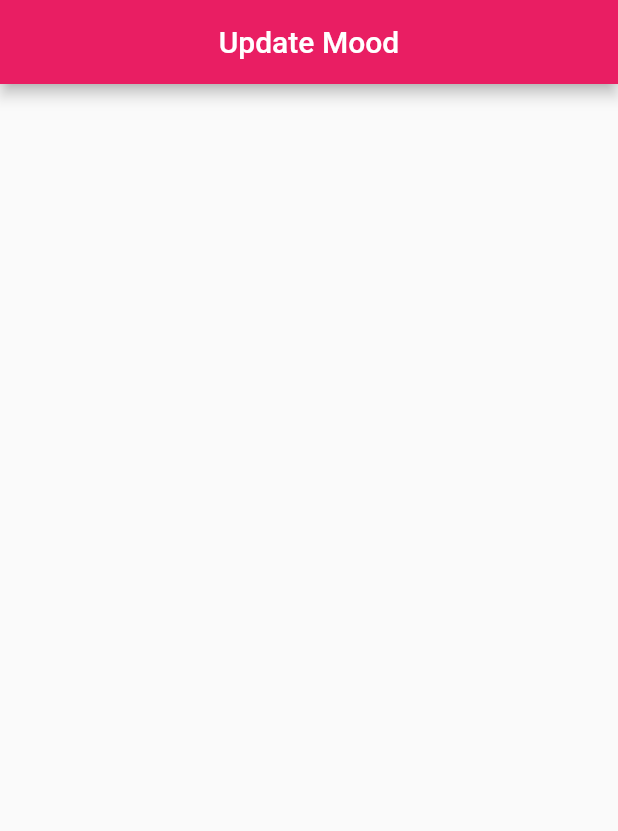
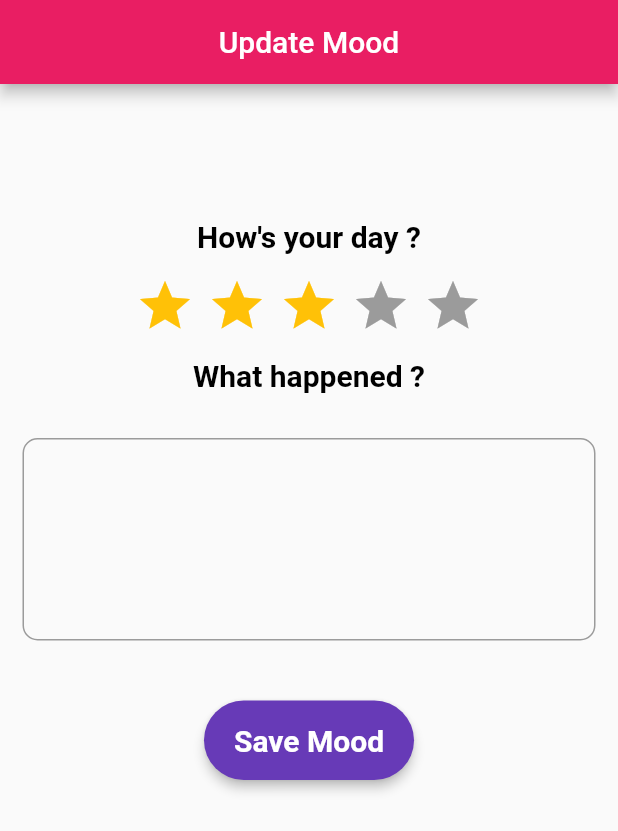
Before and after one commit to pamotinggi/moodtracker, a Flutter app: the UpdateMood screen opened directly, on a phone screen of 412 x 824 dp. Shown: the top 831 px of the screen. Run offline on Flutter 3.47's test engine with Material 2 defaults, Android fonts, the phone set to English and light mode, and no system bars; drawn by our look-alikes of flutter_rating_bar; our stand-ins replace cloud_firestore, easy_splash_screen, firebase_auth, firebase_core, fluttertoast; accounts and stored records are empty.

Commit message:
update updatemood.dart ui,,

```diff
--- a/lib/screen/splashscreen.dart
+++ b/lib/screen/splashscreen.dart
@@ -2,6 +2,7 @@ import 'dart:async';
 
 import 'package:easy_splash_screen/easy_splash_screen.dart';
 import 'package:flutter/material.dart';
+import 'package:moodtracker/screen/homescreen.dart';
 import 'package:moodtracker/screen/loginscreen.dart';
 
 class SplashScreen extends StatefulWidget {
--- a/lib/screen/updatemood.dart
+++ b/lib/screen/updatemood.dart
@@ -1,4 +1,5 @@
 import 'package:flutter/material.dart';
+import 'package:flutter_rating_bar/flutter_rating_bar.dart';
 
 class UpdateMood extends StatefulWidget {
   const UpdateMood({Key? key}) : super(key: key);
@@ -8,6 +9,10 @@ class UpdateMood extends StatefulWidget {
 }
 
 class _UpdateMoodState extends State<UpdateMood> {
+  final TextEditingController moodController = TextEditingController();
+  final TextEditingController feelingController = TextEditingController();
+  final TextEditingController causeController = TextEditingController();
+  final TextEditingController description = TextEditingController();
   @override
   Widget build(BuildContext context) {
     return Scaffold(
@@ -16,6 +21,85 @@ class _UpdateMoodState extends State<UpdateMood> {
         centerTitle: true,
         automaticallyImplyLeading: false,
       ),
+      body: Center(
+        child: Column(
+          children: [
+            SizedBox(
+              height: 90,
+            ),
+            Text(
+              "How's your day ?",
+              style: TextStyle(
+                  fontSize: 20,
+                  color: Colors.black,
+                  fontWeight: FontWeight.bold),
+            ),
+            SizedBox(
+              height: 15,
+            ),
+            RatingBar.builder(
+              initialRating: 3,
+              minRating: 1,
+              direction: Axis.horizontal,
+              allowHalfRating: true,
+              itemCount: 5,
+              itemPadding: EdgeInsets.symmetric(horizontal: 4.0),
+              itemBuilder: (context, _) => Icon(
+                Icons.star,
+                color: Colors.amber,
+              ),
+              onRatingUpdate: (rating) {
+                print(rating);
+              },
+            ),
+            SizedBox(
+              height: 15,
+            ),
+            Text(
+              "What happened ?",
+              style: TextStyle(
+                  fontSize: 20,
+                  color: Colors.black,
+                  fontWeight: FontWeight.bold),
+            ),
+            SizedBox(
+              height: 15,
+            ),
+            Padding(
+              padding: const EdgeInsets.all(15.0),
+              child: TextField(
+                controller: causeController,
+                maxLines: 5,
+                decoration: InputDecoration(
+                  border: OutlineInputBorder(
+                    borderRadius: BorderRadius.circular(10),
+                  ),
+                ),
+              ),
+            ),
+            SizedBox(
+              height: 25,
+            ),
+            Material(
+              elevation: 3,
+              color: Colors.deepPurple,
+              borderRadius: BorderRadius.circular(40),
+              child: MaterialButton(
+                padding: EdgeInsets.fromLTRB(20, 15, 20, 15),
+                onPressed: () {},
+                child: Text(
+                  "Save Mood",
+                  style: TextStyle(
+                    fontSize: 20,
+                    color: Colors.white,
+                    fontWeight: FontWeight.bold,
+                  ),
+                ),
+              ),
+            ),
+          ],
+        ),
+      ),
     );
   }
 }
--- a/pubspec.yaml
+++ b/pubspec.yaml
@@ -14,6 +14,7 @@ environment:
 dependencies:
   easy_splash_screen: ^1.0.4
   firebase_core: ^2.7.1
+  flutter_rating_bar: ^4.0.1
   firebase_auth: ^4.2.10
   cloud_firestore: ^4.4.4
   fluttertoast: ^8.2.1
```
Also changed, not shown: pubspec.lock.
